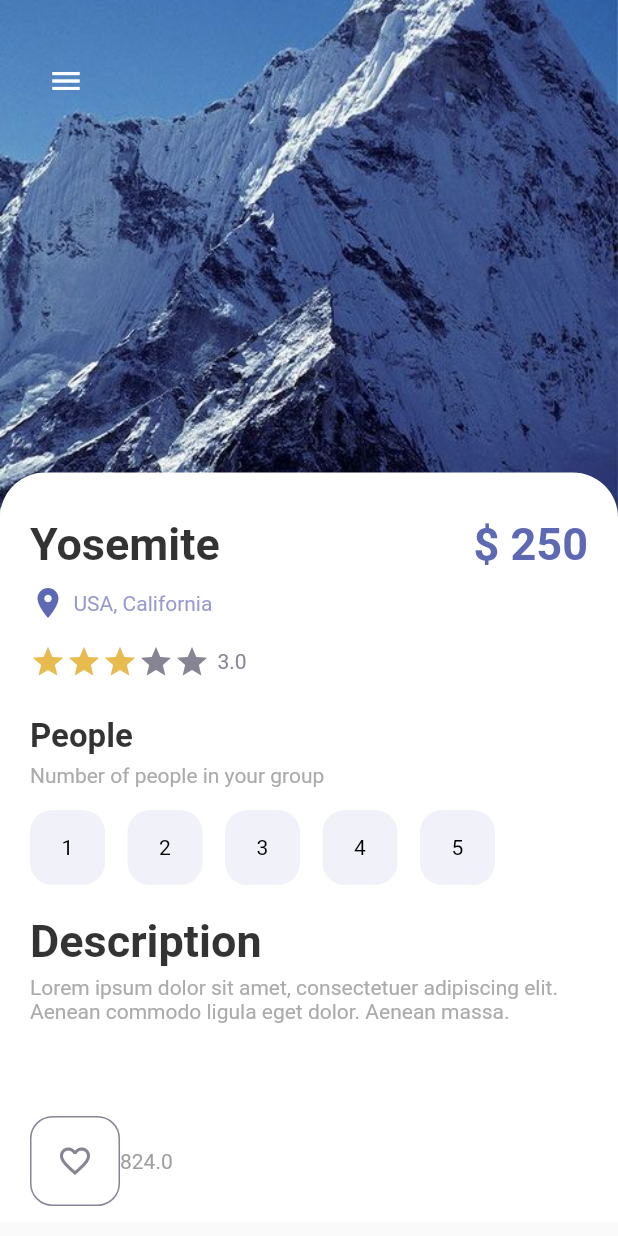
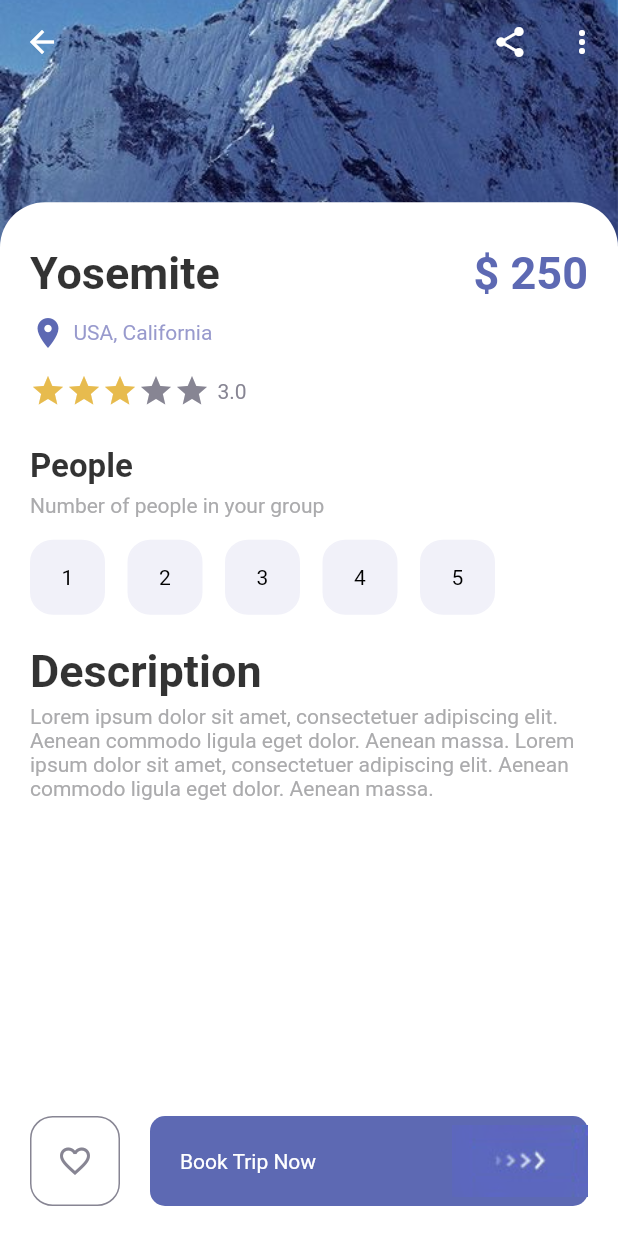
Before and after one commit to fatlhr/flutter_trip_app_cubit_api, a Flutter app: the screen it shows after launch, on a phone screen of 412 x 824 dp. Run offline on Flutter 3.47's test engine with Material 2 defaults, Android fonts, the phone set to English and light mode, and no system bars.

Commit message:
detail page responsive

```diff
--- a/lib/pages/detail_page.dart
+++ b/lib/pages/detail_page.dart
@@ -4,6 +4,7 @@ import 'package:flutter/material.dart';
 import 'package:flutter_trip_app_cubit_api/misc/colors.dart';
 import 'package:flutter_trip_app_cubit_api/widgets/app_large_text.dart';
 import 'package:flutter_trip_app_cubit_api/widgets/app_text.dart';
+import 'package:flutter_trip_app_cubit_api/widgets/responsive_button.dart';
 
 import '../widgets/app_button.dart';
 
@@ -20,50 +21,43 @@ class _DetailPageState extends State<DetailPage> {
   @override
   Widget build(BuildContext context) {
     return Scaffold(
-      body: Container(
-        height: double.maxFinite,
-        //height: MediaQuery.of(context).size.height,
-        width: double.maxFinite,
-        child: Stack(
-          children: [
-            Positioned(
-              top: 0,
-              left: 0,
-              right: 0,
-              child: Container(
-                height: MediaQuery.of(context).size.height < 600 ? 240 : 350,
-                width: double.maxFinite,
-                decoration: BoxDecoration(
-                  image: DecorationImage(
-                    image: AssetImage('img/mountain.jpeg'),
+      body: CustomScrollView(
+          controller: ScrollController(
+            initialScrollOffset: 200,
+            keepScrollOffset: false,
+          ),
+          slivers: <Widget>[
+            SliverAppBar(
+              expandedHeight: 300,
+              pinned: true,
+              floating: true,
+              backgroundColor: Colors.transparent,
+              elevation: 0,
+              actions: <Widget>[
+                IconButton(
+                  icon: Icon(Icons.share),
+                  onPressed: () {},
+                ),
+                IconButton(
+                  icon: Icon(Icons.more_vert),
+                  onPressed: () {},
+                ),
+              ],
+              leading: IconButton(
+                icon: Icon(Icons.arrow_back),
+                onPressed: () {},
+              ),
+              flexibleSpace: FlexibleSpaceBar(
+                background: Image.asset(
+                  'img/mountain.jpeg',
                   fit: BoxFit.cover,
                 ),
               ),
-              ),
-            ),
-            Positioned(
+              bottom: PreferredSize(
+                preferredSize: Size.fromHeight(20),
+                child: Container(
                   width: double.maxFinite,
-              top: 30,
-              left: 20,
-              child: Row(
-                mainAxisAlignment: MainAxisAlignment.spaceBetween,
-                children: [
-                  IconButton(
-                      onPressed: () {},
-                      icon: Icon(Icons.menu),
-                      color: Colors.white),
-                ],
-              ),
-            ),
-            Positioned(
-              top: MediaQuery.of(context).size.height < 600 ? 200 : 315,
-              left: 0,
-              child: SingleChildScrollView(
-                scrollDirection: Axis.vertical,
-                child: Container(
-                  padding: EdgeInsets.fromLTRB(20, 30, 20, 0),
-                  width: MediaQuery.of(context).size.width,
-                  height: 500,
+                  height: 30,
                   decoration: BoxDecoration(
                     color: Colors.white,
                     borderRadius: BorderRadius.only(
@@ -71,7 +65,53 @@ class _DetailPageState extends State<DetailPage> {
                       topRight: Radius.circular(30),
                     ),
                   ),
-                  child: Column(
+                ),
+              ),
+            ),
+            SliverToBoxAdapter(
+              child: Container(
+                padding: EdgeInsets.symmetric(horizontal: 20),
+                height: MediaQuery.of(context).size.height * 0.8,
+                decoration: BoxDecoration(
+                  color: Colors.white,
+                  border: Border(
+                    top: BorderSide(color: Colors.white, width: 0),
+                  ),
+                  boxShadow: [
+                    BoxShadow(
+                      color: Colors.white.withOpacity(0.8),
+                      offset: Offset(6.0, 6.0),
+                      blurRadius: 16.0,
+                    ),
+                  ],
+                ),
+                child: Container(
+                  height: MediaQuery.of(context).size.height,
+                  width: double.maxFinite,
+                  child: Stack(
+                    children: [
+                      Positioned(
+                        bottom: 20,
+                        left: 0,
+                        right: 0,
+                        child: Row(
+                          children: [
+                            AppButton(
+                              size: 60,
+                              color: AppColors.textColor2,
+                              backgroundColor: Colors.white,
+                              borderColor: AppColors.textColor2,
+                              isIcon: true,
+                              icon: Icons.favorite_outline,
+                            ),
+                            SizedBox(width: 20),
+                            ResponsiveButton(
+                              isResponsive: true,
+                            ),
+                          ],
+                        ),
+                      ),
+                      Column(
                         crossAxisAlignment: CrossAxisAlignment.start,
                         children: [
                           Row(
@@ -168,35 +208,17 @@ class _DetailPageState extends State<DetailPage> {
                           SizedBox(height: 5),
                           AppText(
                             text:
-                            'Lorem ipsum dolor sit amet, consectetuer adipiscing elit. Aenean commodo ligula eget dolor. Aenean massa.',
+                                'Lorem ipsum dolor sit amet, consectetuer adipiscing elit. Aenean commodo ligula eget dolor. Aenean massa. Lorem ipsum dolor sit amet, consectetuer adipiscing elit. Aenean commodo ligula eget dolor. Aenean massa.',
                             color: AppColors.mainTextColor,
+                          ),
+                        ],
                       ),
                     ],
                   ),
                 ),
               ),
             ),
-            Positioned(
-              bottom: 20,
-              left: 20,
-              right: 0,
-              child: Row(
-                children: [
-                  AppButton(
-                    size: 60,
-                    color: AppColors.textColor2,
-                    backgroundColor: Colors.white,
-                    borderColor: AppColors.textColor2,
-                    isIcon: true,
-                    icon: Icons.favorite_outline,
-                  ),
-                  AppText(text: MediaQuery.of(context).size.height.toString()),
-                ],
-              ),
-            ),
-          ],
-        ),
-      ),
+          ]),
     );
   }
 }
--- a/lib/widgets/responsive_button.dart
+++ b/lib/widgets/responsive_button.dart
@@ -1,27 +1,41 @@
 import 'package:flutter/material.dart';
 import 'package:flutter_trip_app_cubit_api/misc/colors.dart';
+import 'package:flutter_trip_app_cubit_api/widgets/app_text.dart';
 
 class ResponsiveButton extends StatelessWidget {
-  bool? isResponsive;
-  double? width;
+  final bool? isResponsive;
+  final double? width;
 
-  ResponsiveButton({Key? key, this.isResponsive = false, this.width})
+  const ResponsiveButton({Key? key, this.isResponsive = false, this.width = 100})
       : super(key: key);
 
   @override
   Widget build(BuildContext context) {
-    return Container(
-      width: width,
+    return Flexible(
+      child: Container(
+        width:isResponsive == true?double.maxFinite: width,
         height: 60,
         decoration: BoxDecoration(
           borderRadius: BorderRadius.circular(10),
           color: AppColors.mainColor,
         ),
         child: Row(
-        mainAxisAlignment: MainAxisAlignment.center,
+          mainAxisAlignment: isResponsive == true
+              ? MainAxisAlignment.spaceBetween
+              : MainAxisAlignment.center,
           children: [
+            isResponsive == true
+                ? Container(
+                    margin: const EdgeInsets.only(left: 20),
+                    child: AppText(
+                      text: 'Book Trip Now',
+                      color: Colors.white,
+                    ),
+                  )
+                : Container(),
             Image.asset("img/button-one.png"),
           ],
+        ),
       ),
     );
   }
```
Lines whose indentation alone changed are shown as unchanged.
